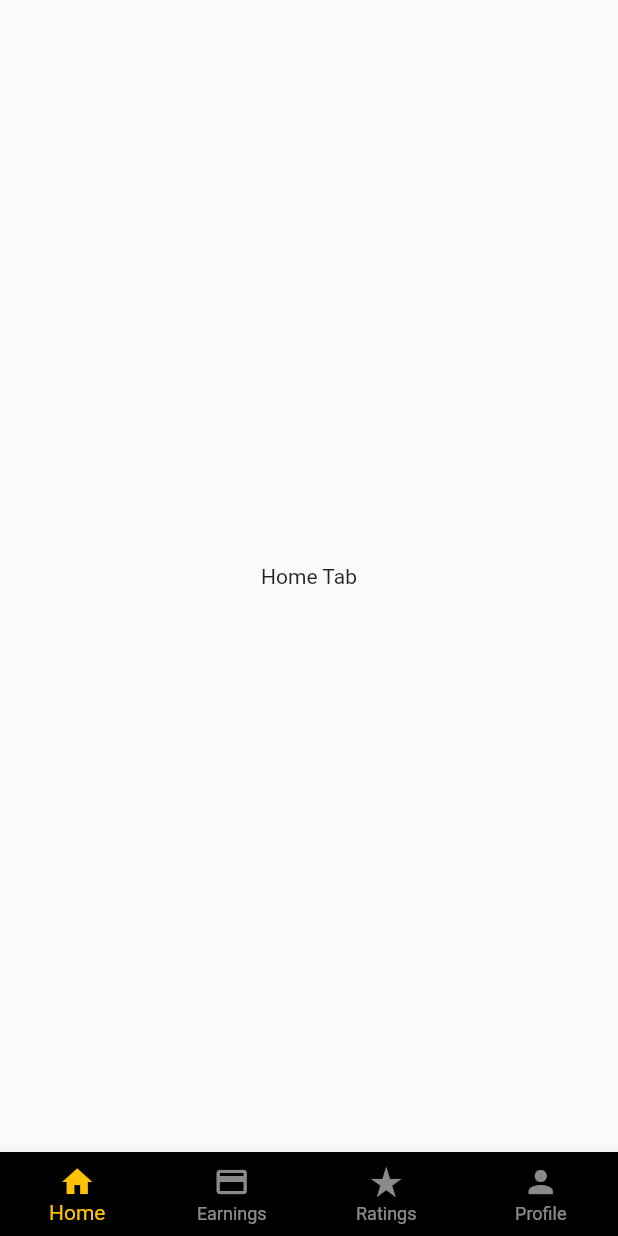
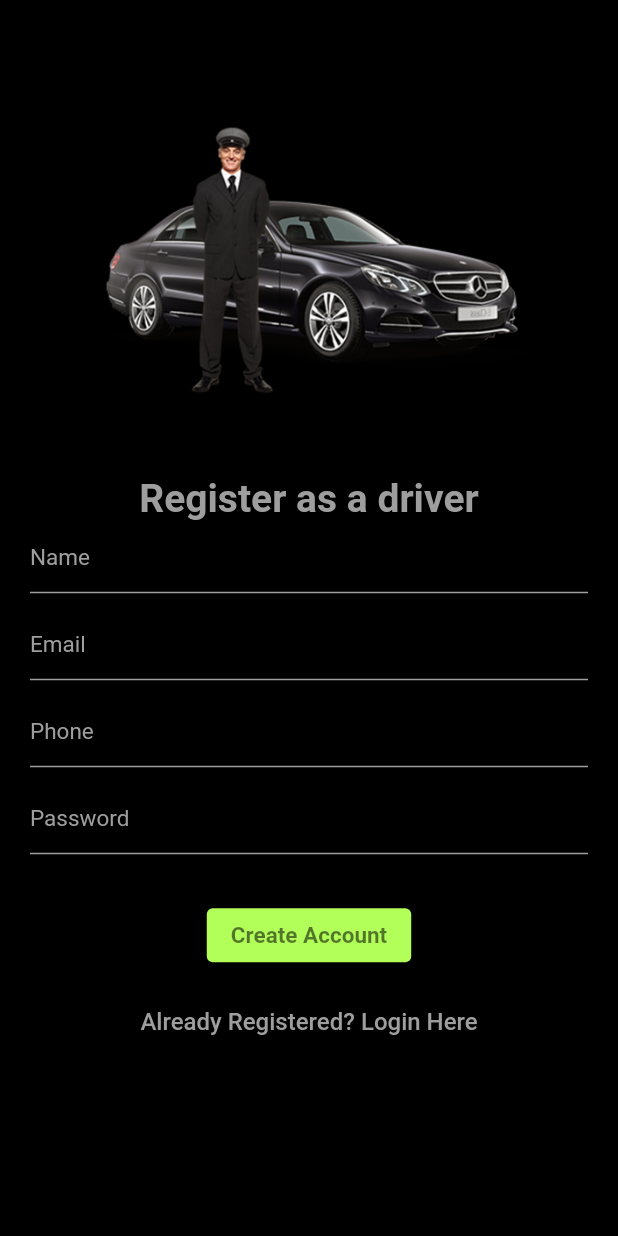
Before and after one commit to a906891/driver-app, a Flutter app: the screen it shows after launch, on a phone screen of 412 x 824 dp. Run offline on Flutter 3.47's test engine with Material 2 defaults, Android fonts, the phone set to English and light mode, and no system bars.

Commit message:
Added splash, signup , carinfo, login screens

```diff
--- /dev/null
+++ b/lib/authentication/signup_screen.dart
@@ -0,0 +1,200 @@
+import 'package:driver_app/authentication/car_info_screen.dart';
+import 'package:driver_app/authentication/login_screen.dart';
+import 'package:flutter/material.dart';
+
+class SignUpScreen extends StatefulWidget {
+  const SignUpScreen({Key? key}) : super(key: key);
+
+  @override
+  State<SignUpScreen> createState() => _SignUpScreenState();
+}
+
+class _SignUpScreenState extends State<SignUpScreen> {
+
+  TextEditingController nametextEditingController = TextEditingController();
+  TextEditingController emailtextEditingController = TextEditingController();
+  TextEditingController phonetextEditingController = TextEditingController();
+  TextEditingController passwordtextEditingController = TextEditingController();
+
+
+  @override
+  Widget build(BuildContext context) {
+    return Scaffold(
+      backgroundColor: Colors.black,
+      body: SingleChildScrollView(
+        child: Padding(
+          padding: EdgeInsets.all(20),
+          child: Column(
+            children: [
+              const SizedBox(height: 20,),
+
+              Padding(
+                padding: const EdgeInsets.all(40.0),
+                child: Image.asset("images/logo1.png"),
+              ),
+
+              const SizedBox(height: 10,),
+
+              const Text("Register as a driver",
+              style: TextStyle(
+                fontSize: 26,
+                color: Colors.grey,
+                fontWeight: FontWeight.bold,
+              ) ,),
+//Name
+              TextField(
+                controller: nametextEditingController,
+                style: const TextStyle(
+                  color: Colors.grey,
+                ),
+                decoration: const InputDecoration(
+                  hintText: "Name",
+
+                  enabledBorder: UnderlineInputBorder(
+                    borderSide: BorderSide(color: Colors.grey),
+                  ),
+                    focusedBorder: UnderlineInputBorder(
+                      borderSide: BorderSide(color: Colors.grey),
+                    ),
+
+                  hintStyle: TextStyle(
+                    color: Colors.grey,
+                    fontSize: 15,
+                  ),
+                  labelStyle: TextStyle(
+                      color: Colors.grey,
+                      fontSize: 10
+                  )
+                ),
+
+              ),
+
+              const SizedBox(height: 10,),
+//Email
+              TextField(
+                controller: emailtextEditingController,
+                keyboardType: TextInputType.emailAddress,
+                style: const TextStyle(
+                  color: Colors.grey,
+                ),
+                decoration: const InputDecoration(
+                    hintText: "Email",
+
+                    enabledBorder: UnderlineInputBorder(
+                      borderSide: BorderSide(color: Colors.grey),
+                    ),
+                    focusedBorder: UnderlineInputBorder(
+                      borderSide: BorderSide(color: Colors.grey),
+                    ),
+
+                    hintStyle: TextStyle(
+                      color: Colors.grey,
+                      fontSize: 15,
+                    ),
+                    labelStyle: TextStyle(
+                        color: Colors.grey,
+                        fontSize: 10
+                    )
+                ),
+
+              ),
+
+              const SizedBox(height: 10,),
+//Phone
+              TextField(
+                controller: phonetextEditingController,
+                keyboardType: TextInputType.phone,
+                style: const TextStyle(
+                  color: Colors.grey,
+                ),
+                decoration: const InputDecoration(
+                    hintText: "Phone",
+
+                    enabledBorder: UnderlineInputBorder(
+                      borderSide: BorderSide(color: Colors.grey),
+                    ),
+                    focusedBorder: UnderlineInputBorder(
+                      borderSide: BorderSide(color: Colors.grey),
+                    ),
+
+                    hintStyle: TextStyle(
+                      color: Colors.grey,
+                      fontSize: 15,
+                    ),
+                    labelStyle: TextStyle(
+                        color: Colors.grey,
+                        fontSize: 10
+                    )
+                ),
+
+              ),
+
+              const SizedBox(height: 10,),
+//Password
+              TextField(
+                controller: passwordtextEditingController,
+                keyboardType: TextInputType.text,
+                obscureText: true,
+                style: const TextStyle(
+                  color: Colors.grey,
+                ),
+                decoration: const InputDecoration(
+                    hintText: "Password",
+
+                    enabledBorder: UnderlineInputBorder(
+                      borderSide: BorderSide(color: Colors.grey),
+                    ),
+                    focusedBorder: UnderlineInputBorder(
+                      borderSide: BorderSide(color: Colors.grey),
+                    ),
+
+                    hintStyle: TextStyle(
+                      color: Colors.grey,
+                      fontSize: 15,
+                    ),
+                    labelStyle: TextStyle(
+                        color: Colors.grey,
+                        fontSize: 10
+                    )
+                ),
+
+              ),
+
+              const SizedBox(height: 30,),
+
+              ElevatedButton(
+                  onPressed: (){
+                   Navigator.push(context, MaterialPageRoute(builder: (c)=>CarInfoScreen()));
+                  },
+                style: ElevatedButton.styleFrom(
+                  primary: Colors.lightGreenAccent,
+                ),
+                  child: const Text("Create Account",
+                  style: TextStyle(
+                    color: Colors.black54,
+                    fontWeight: FontWeight.bold,
+                    fontSize: 15
+                  ),
+                  ),
+              ),
+
+              const SizedBox(height: 10,),
+
+              TextButton(
+                  onPressed: (){
+                    Navigator.push(context,MaterialPageRoute(builder: (c)=>LoginScreen()));
+                  },
+                  child: const Text("Already Registered? Login Here",
+                    style: TextStyle(
+                        color: Colors.grey,
+                        fontSize: 16
+                    ),))
+
+
+            ],
+          ),
+        ),
+      ),
+    );
+  }
+}
--- a/lib/splashScreen/splash_screen.dart
+++ b/lib/splashScreen/splash_screen.dart
@@ -1,6 +1,7 @@
 import 'dart:async';
 
 import 'package:driver_app/MainScreens/main_screen.dart';
+import 'package:driver_app/authentication/signup_screen.dart';
 import 'package:flutter/material.dart';
 
 class MySplashScreen extends StatefulWidget {
@@ -15,7 +16,7 @@ class _MySplashScreenState extends State<MySplashScreen> {
   startTimer(){
     Timer(const Duration(seconds: 3) , () async {
       // send user to home screen
-      Navigator.push(context, MaterialPageRoute(builder: (c)=> MainScreen()));
+      Navigator.push(context, MaterialPageRoute(builder: (c)=> SignUpScreen()));
     });
   }
 
```
Also changed, not shown: lib/authentication/car_info_screen.dart (added, +179 -0 lines), lib/authentication/login_screen.dart (added, +140 -0 lines).
